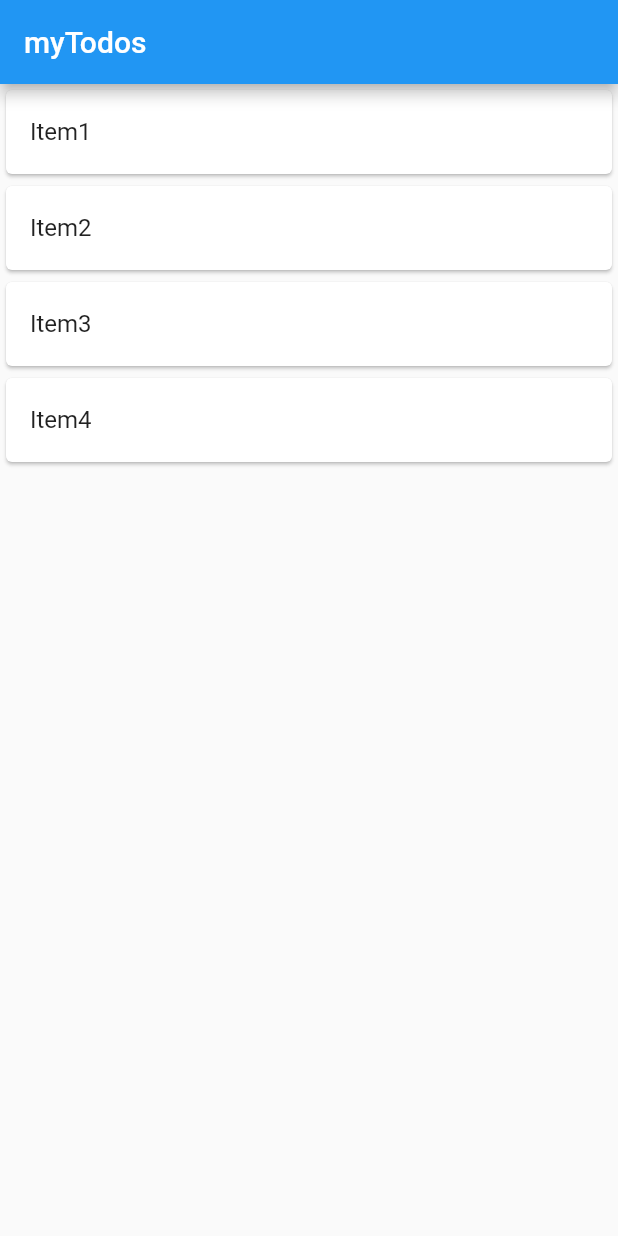
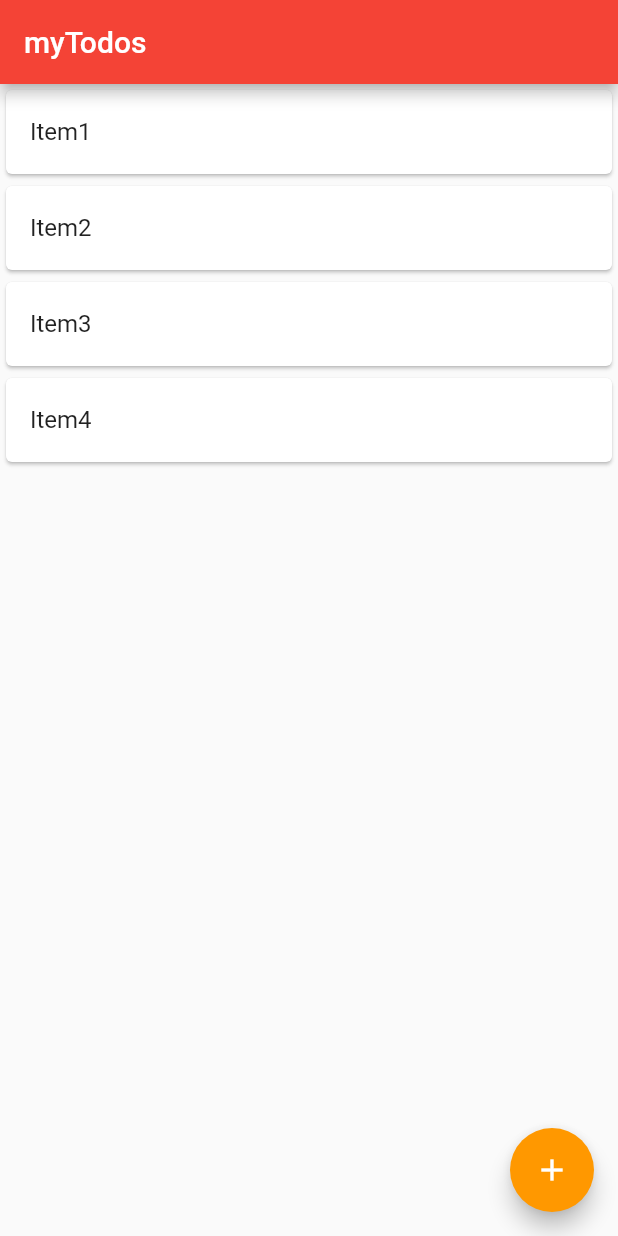
Before and after one commit to vankatwijk/Todo-Flutter-Firebase, a Flutter app: the screen it shows after launch, on a phone screen of 412 x 824 dp. Run offline on Flutter 3.47's test engine with Material 2 defaults, Android fonts, the phone set to English and light mode, and no system bars.

Commit message:
input dialog and action bar red

```diff
--- a/Todo/lib/main.dart
+++ b/Todo/lib/main.dart
@@ -19,6 +19,7 @@ class MyApp extends StatefulWidget {
 
 class _MyAppState extends State<MyApp> {
   List todos = List();
+  String input = "";
 
   @override
   void initState() {
@@ -34,7 +35,28 @@ class _MyAppState extends State<MyApp> {
   Widget build(BuildContext context) {
     return Scaffold(
       appBar: AppBar(
-        title:Text("myTodos")
+        title:Text("myTodos"),
+        backgroundColor: Colors.red
+      ),
+      floatingActionButton: FloatingActionButton(
+        onPressed:(){
+          showDialog(
+            context: context,
+            builder: (BuildContext context){
+              return AlertDialog(
+                title: Text("Add TodoList"),
+                content: TextField(onChanged: (String value){
+                  input = value;
+                },)
+              );
+            });
+
+        },
+        child:Icon(
+          Icons.add,
+          color: Colors.white,
+        )
+
       ),
       body: ListView.builder(
         itemCount: todos.length,
```
